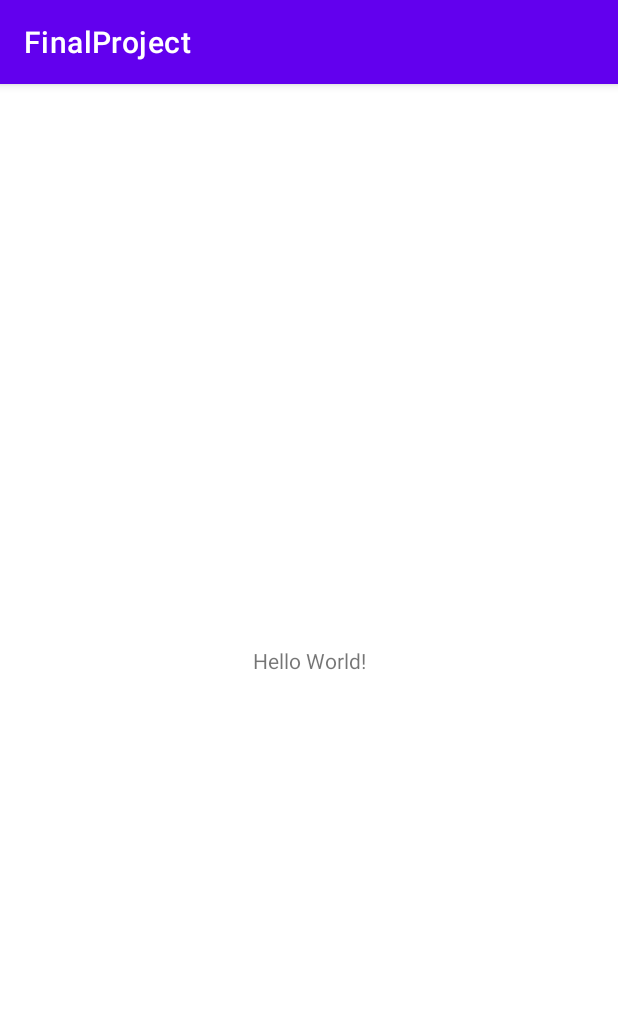
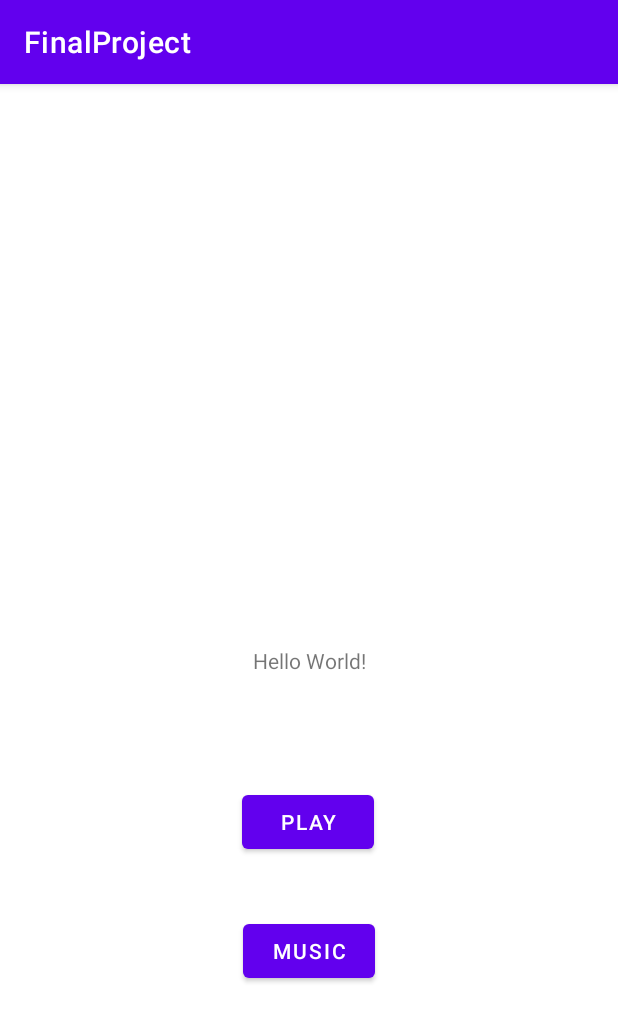
Before and after one commit to jallen3/DIG4634_FinalProject, an Android app: the screen it shows after launch (MainActivity), on a phone screen of 412 x 824 dp. Shown: the top 1022 px of the screen. Run offline under Robolectric (Android 15) with nearby library versions, the phone set to English and light mode, and no system bars.

Commit message:
Added function to gameActivity, test button disabling in MusicHolderActivity, added buttons to MainActivity in order to navigate between activities

```diff
--- a/app/src/main/res/layout/activity_main.xml
+++ b/app/src/main/res/layout/activity_main.xml
@@ -7,6 +7,7 @@
     tools:context=".MainActivity">
 
     <TextView
+        android:id="@+id/textView"
         android:layout_width="wrap_content"
         android:layout_height="wrap_content"
         android:text="Hello World!"
@@ -15,4 +16,27 @@
         app:layout_constraintRight_toRightOf="parent"
         app:layout_constraintTop_toTopOf="parent" />
 
+    <Button
+        android:id="@+id/button"
+        android:layout_width="wrap_content"
+        android:layout_height="wrap_content"
+        android:layout_marginTop="468dp"
+        android:onClick="onPlayClicked"
+        android:text="Play"
+        app:layout_constraintEnd_toEndOf="parent"
+        app:layout_constraintHorizontal_bias="0.498"
+        app:layout_constraintStart_toStartOf="parent"
+        app:layout_constraintTop_toTopOf="parent" />
+
+    <Button
+        android:id="@+id/button4"
+        android:layout_width="wrap_content"
+        android:layout_height="wrap_content"
+        android:layout_marginTop="38dp"
+        android:onClick="onMusicClicked"
+        android:text="Music"
+        app:layout_constraintEnd_toEndOf="parent"
+        app:layout_constraintStart_toStartOf="parent"
+        app:layout_constraintTop_toBottomOf="@+id/button" />
+
 </androidx.constraintlayout.widget.ConstraintLayout>
```
Also changed, not shown: app/src/main/java/com/example/finalproject/GameActivity.java (+81 -25 lines), app/src/main/java/com/example/finalproject/MainActivity.java (+15 -0 lines), app/src/main/java/com/example/finalproject/MusicHolderActivity.java (+7 -0 lines), app/src/main/res/layout/activity_music_holder.xml (+20 -0 lines), app/src/main/res/drawable/c1.png (added), app/src/main/res/drawable/c2.png (added), app/src/main/res/drawable/c3.png (added), app/src/main/res/drawable/c4.png (added), app/src/main/res/drawable/c5.png (added).
